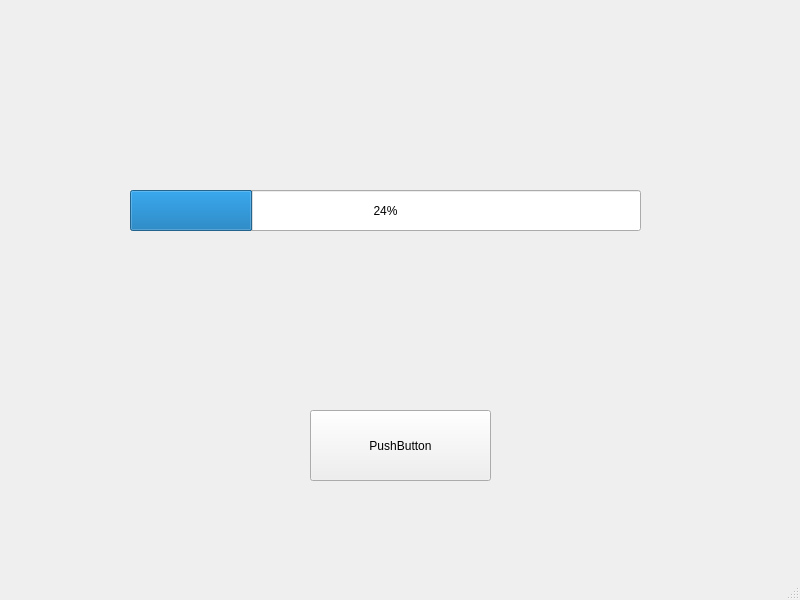
First picture: the form in PomordorUI/mainwindow.ui, repository kiseop91/Pomordor, before the edit.
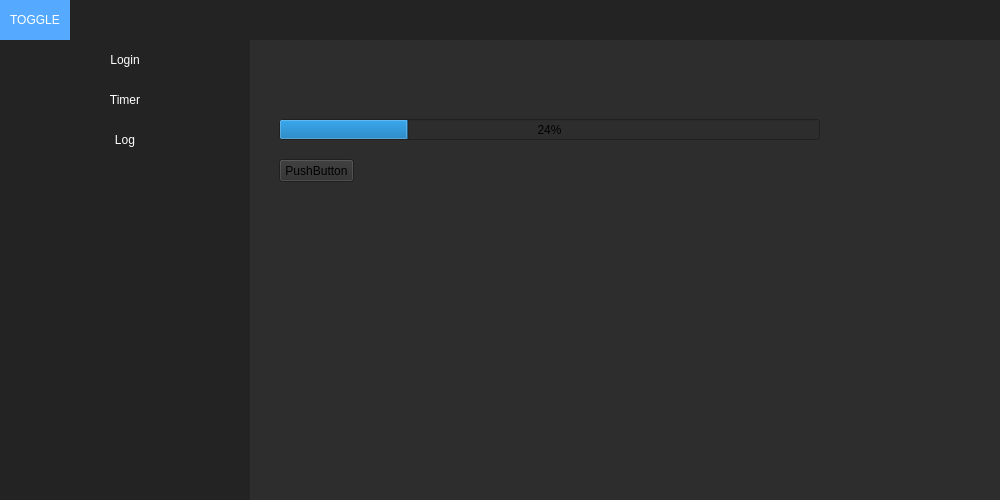
Second picture: the form after the edit.

Commit message: UI 셋팅 ( 메뉴바 에니메이션 적용 )

The edit to the form file:
```diff
--- a/PomordorUI/mainwindow.ui
+++ b/PomordorUI/mainwindow.ui
@@ -6,52 +6,377 @@
    <rect>
     <x>0</x>
     <y>0</y>
-    <width>800</width>
-    <height>600</height>
+    <width>1000</width>
+    <height>500</height>
    </rect>
   </property>
+  <property name="minimumSize">
+   <size>
+    <width>1000</width>
+    <height>500</height>
+   </size>
+  </property>
   <property name="windowTitle">
    <string>MainWindow</string>
   </property>
+  <property name="styleSheet">
+   <string notr="true">background-color: rgb(45, 45, 45);</string>
+  </property>
   <widget class="QWidget" name="centralwidget">
-   <widget class="QPushButton" name="pushButton">
-    <property name="geometry">
-     <rect>
-      <x>310</x>
-      <y>410</y>
-      <width>181</width>
-      <height>71</height>
-     </rect>
+   <layout class="QVBoxLayout" name="verticalLayout">
+    <property name="spacing">
+     <number>0</number>
     </property>
-    <property name="text">
-     <string>PushButton</string>
+    <property name="leftMargin">
+     <number>0</number>
     </property>
-   </widget>
-   <widget class="QProgressBar" name="progressBar">
-    <property name="geometry">
-     <rect>
-      <x>130</x>
-      <y>190</y>
-      <width>511</width>
-      <height>41</height>
-     </rect>
+    <property name="topMargin">
+     <number>0</number>
     </property>
-    <property name="value">
-     <number>24</number>
+    <property name="rightMargin">
+     <number>0</number>
     </property>
-   </widget>
+    <property name="bottomMargin">
+     <number>0</number>
+    </property>
+    <item>
+     <widget class="QFrame" name="Top_bar">
+      <property name="minimumSize">
+       <size>
+        <width>0</width>
+        <height>0</height>
+       </size>
+      </property>
+      <property name="maximumSize">
+       <size>
+        <width>16777215</width>
+        <height>40</height>
+       </size>
+      </property>
+      <property name="styleSheet">
+       <string notr="true">background-color: rgb(35, 35, 35);</string>
+      </property>
+      <property name="frameShape">
+       <enum>QFrame::NoFrame</enum>
+      </property>
+      <property name="frameShadow">
+       <enum>QFrame::Raised</enum>
+      </property>
+      <layout class="QHBoxLayout" name="horizontalLayout">
+       <property name="spacing">
+        <number>0</number>
+       </property>
+       <property name="leftMargin">
+        <number>0</number>
+       </property>
+       <property name="topMargin">
+        <number>0</number>
+       </property>
+       <property name="rightMargin">
+        <number>0</number>
+       </property>
+       <property name="bottomMargin">
+        <number>0</number>
+       </property>
+       <item>
+        <widget class="QFrame" name="frame_toggle">
+         <property name="maximumSize">
+          <size>
+           <width>70</width>
+           <height>40</height>
+          </size>
+         </property>
+         <property name="styleSheet">
+          <string notr="true">background-color: rgb(85, 170, 255);</string>
+         </property>
+         <property name="frameShape">
+          <enum>QFrame::NoFrame</enum>
+         </property>
+         <property name="frameShadow">
+          <enum>QFrame::Raised</enum>
+         </property>
+         <layout class="QVBoxLayout" name="verticalLayout_2">
+          <property name="spacing">
+           <number>0</number>
+          </property>
+          <property name="leftMargin">
+           <number>0</number>
+          </property>
+          <property name="topMargin">
+           <number>0</number>
+          </property>
+          <property name="rightMargin">
+           <number>0</number>
+          </property>
+          <property name="bottomMargin">
+           <number>0</number>
+          </property>
+          <item>
+           <widget class="QPushButton" name="Btn_Toggle">
+            <property name="sizePolicy">
+             <sizepolicy hsizetype="Expanding" vsizetype="Expanding">
+              <horstretch>0</horstretch>
+              <verstretch>0</verstretch>
+             </sizepolicy>
+            </property>
+            <property name="styleSheet">
+             <string notr="true">color: rgb(255, 255, 255);
+border: 0px solid;</string>
+            </property>
+            <property name="text">
+             <string>TOGGLE</string>
+            </property>
+           </widget>
+          </item>
+         </layout>
+        </widget>
+       </item>
+       <item>
+        <widget class="QFrame" name="frame_top">
+         <property name="frameShape">
+          <enum>QFrame::NoFrame</enum>
+         </property>
+         <property name="frameShadow">
+          <enum>QFrame::Plain</enum>
+         </property>
+         <property name="lineWidth">
+          <number>0</number>
+         </property>
+        </widget>
+       </item>
+      </layout>
+     </widget>
+    </item>
+    <item>
+     <widget class="QFrame" name="Content">
+      <property name="frameShape">
+       <enum>QFrame::NoFrame</enum>
+      </property>
+      <property name="frameShadow">
+       <enum>QFrame::Raised</enum>
+      </property>
+      <layout class="QHBoxLayout" name="horizontalLayout_2">
+       <property name="spacing">
+        <number>0</number>
+       </property>
+       <property name="leftMargin">
+        <number>0</number>
+       </property>
+       <property name="topMargin">
+        <number>0</number>
+       </property>
+       <property name="rightMargin">
+        <number>0</number>
+       </property>
+       <property name="bottomMargin">
+        <number>0</number>
+       </property>
+       <item>
+        <widget class="QFrame" name="frame_left_menu">
+         <property name="sizePolicy">
+          <sizepolicy hsizetype="MinimumExpanding" vsizetype="Expanding">
+           <horstretch>0</horstretch>
+           <verstretch>0</verstretch>
+          </sizepolicy>
+         </property>
+         <property name="minimumSize">
+          <size>
+           <width>70</width>
+           <height>0</height>
+          </size>
+         </property>
+         <property name="maximumSize">
+          <size>
+           <width>250</width>
+           <height>16777215</height>
+          </size>
+         </property>
+         <property name="styleSheet">
+          <string notr="true">background-color: rgb(35, 35, 35);</string>
+         </property>
+         <property name="frameShape">
+          <enum>QFrame::NoFrame</enum>
+         </property>
+         <property name="frameShadow">
+          <enum>QFrame::Plain</enum>
+         </property>
+         <property name="lineWidth">
+          <number>0</number>
+         </property>
+         <layout class="QVBoxLayout" name="verticalLayout_3">
+          <property name="spacing">
+           <number>0</number>
+          </property>
+          <property name="leftMargin">
+           <number>0</number>
+          </property>
+          <property name="topMargin">
+           <number>0</number>
+          </property>
+          <property name="rightMargin">
+           <number>0</number>
+          </property>
+          <property name="bottomMargin">
+           <number>0</number>
+          </property>
+          <item alignment="Qt::AlignTop">
+           <widget class="QFrame" name="frame_top_menus">
+            <property name="frameShape">
+             <enum>QFrame::NoFrame</enum>
+            </property>
+            <property name="frameShadow">
+             <enum>QFrame::Raised</enum>
+            </property>
+            <layout class="QVBoxLayout" name="verticalLayout_4">
+             <property name="spacing">
+              <number>0</number>
+             </property>
+             <property name="leftMargin">
+              <number>0</number>
+             </property>
+             <property name="topMargin">
+              <number>0</number>
+             </property>
+             <property name="rightMargin">
+              <number>0</number>
+             </property>
+             <property name="bottomMargin">
+              <number>0</number>
+             </property>
+             <item>
+              <widget class="QPushButton" name="Btn_Menu_1">
+               <property name="minimumSize">
+                <size>
+                 <width>0</width>
+                 <height>40</height>
+                </size>
+               </property>
+               <property name="styleSheet">
+                <string notr="true">QPushButton {
+	color: rgb(255, 255, 255);
+	background-color: rgb(35, 35, 35);
+	border: 0px solid;
+}
+QPushButton:hover {
+	background-color: rgb(85, 170, 255);
+}</string>
+               </property>
+               <property name="text">
+                <string>Login</string>
+               </property>
+              </widget>
+             </item>
+             <item>
+              <widget class="QPushButton" name="Btn_Menu_2">
+               <property name="minimumSize">
+                <size>
+                 <width>0</width>
+                 <height>40</height>
+                </size>
+               </property>
+               <property name="styleSheet">
+                <string notr="true">QPushButton {
+	color: rgb(255, 255, 255);
+	background-color: rgb(35, 35, 35);
+	border: 0px solid;
+}
+QPushButton:hover {
+	background-color: rgb(85, 170, 255);
+}</string>
+               </property>
+               <property name="text">
+                <string>Timer</string>
+               </property>
+              </widget>
+             </item>
+             <item>
+              <widget class="QPushButton" name="Btn_Menu_3">
+               <property name="minimumSize">
+                <size>
+                 <width>0</width>
+                 <height>40</height>
+                </size>
+               </property>
+               <property name="styleSheet">
+                <string notr="true">QPushButton {
+	color: rgb(255, 255, 255);
+	background-color: rgb(35, 35, 35);
+	border: 0px solid;
+}
+QPushButton:hover {
+	background-color: rgb(85, 170, 255);
+}</string>
+               </property>
+               <property name="text">
+                <string>Log</string>
+               </property>
+              </widget>
+             </item>
+            </layout>
+           </widget>
+          </item>
+         </layout>
+        </widget>
+       </item>
+       <item>
+        <widget class="QFrame" name="frame_pages">
+         <property name="frameShape">
+          <enum>QFrame::NoFrame</enum>
+         </property>
+         <property name="frameShadow">
+          <enum>QFrame::Plain</enum>
+         </property>
+         <property name="lineWidth">
+          <number>0</number>
+         </property>
+         <layout class="QVBoxLayout" name="verticalLayout_5">
+          <item>
+           <widget class="QStackedWidget" name="Pages_Widget">
+            <widget class="QWidget" name="page">
+             <widget class="QProgressBar" name="progressBar">
+              <property name="geometry">
+               <rect>
+                <x>20</x>
+                <y>70</y>
+                <width>541</width>
+                <height>21</height>
+               </rect>
+              </property>
+              <property name="styleSheet">
+               <string notr="true"/>
+              </property>
+              <property name="value">
+               <number>24</number>
+              </property>
+             </widget>
+             <widget class="QPushButton" name="pushButton">
+              <property name="geometry">
+               <rect>
+                <x>20</x>
+                <y>110</y>
+                <width>75</width>
+                <height>23</height>
+               </rect>
+              </property>
+              <property name="styleSheet">
+               <string notr="true"/>
+              </property>
+              <property name="text">
+               <string>PushButton</string>
+              </property>
+             </widget>
+            </widget>
+            <widget class="QWidget" name="page_2"/>
+           </widget>
+          </item>
+         </layout>
+        </widget>
+       </item>
+      </layout>
+     </widget>
+    </item>
+   </layout>
   </widget>
-  <widget class="QMenuBar" name="menubar">
-   <property name="geometry">
-    <rect>
-     <x>0</x>
-     <y>0</y>
-     <width>800</width>
-     <height>17</height>
-    </rect>
-   </property>
-  </widget>
-  <widget class="QStatusBar" name="statusbar"/>
  </widget>
  <resources/>
  <connections/>
```
The commit also changes 2 other files.
